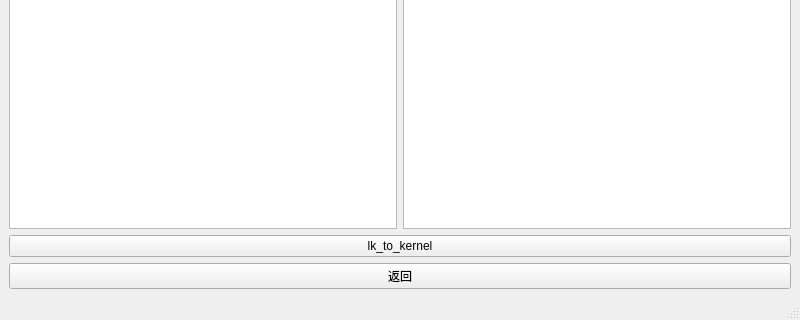
Before: the Qt Designer form 03_bsp_tools/ui_lk_to_kernel.ui in 0aibin0/python_pyqt5_learning, drawn with Qt 5; both pictures show x 0 to 800 and y 283 to 603 of the 800 by 603 pixel window.
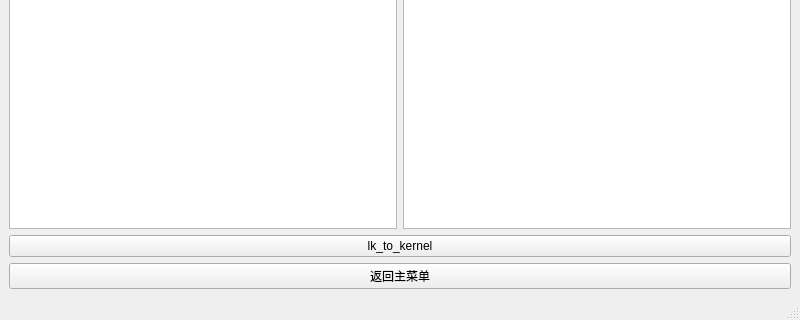
After: the same form once the commit is applied.

Diff of the .ui file:
```diff
--- a/03_bsp_tools/ui_lk_to_kernel.ui
+++ b/03_bsp_tools/ui_lk_to_kernel.ui
@@ -35,7 +35,7 @@
     <item row="2" column="0">
      <widget class="QPushButton" name="pushButton_2">
       <property name="text">
-       <string>返回</string>
+       <string>返回主菜单</string>
       </property>
      </widget>
     </item>
```
